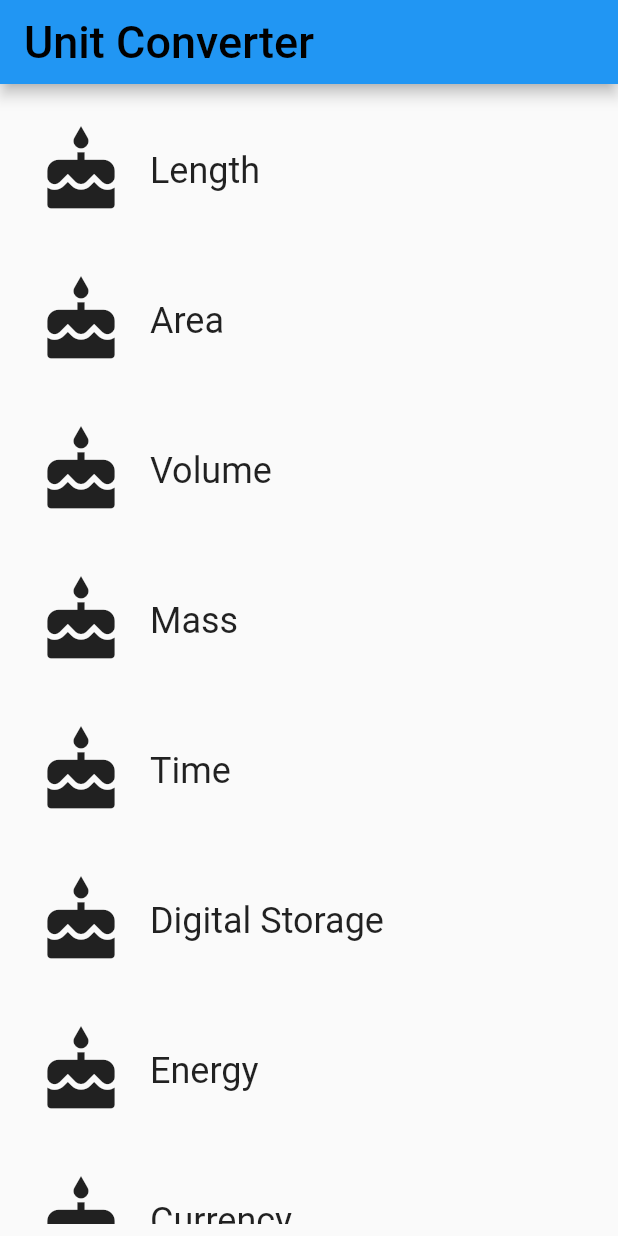
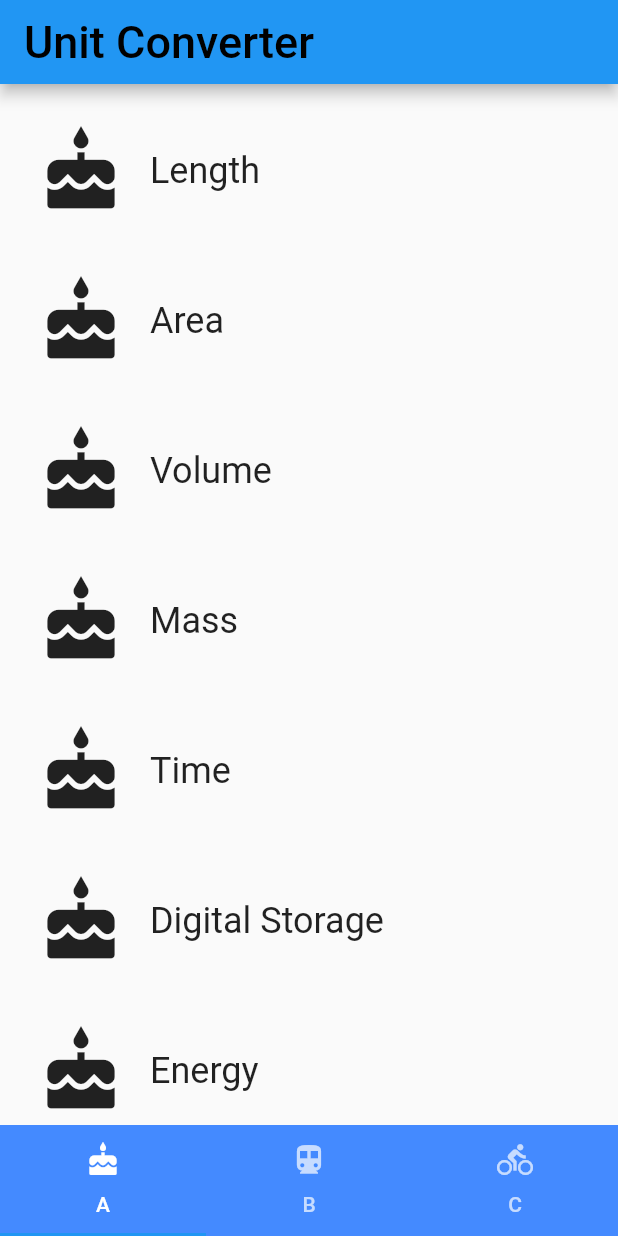
Before and after one commit to leisurehuang/FlutterDemo, a Flutter app: the screen it shows after launch, on a phone screen of 412 x 824 dp. Run offline on Flutter 3.47's test engine with Material 2 defaults, Android fonts, the phone set to English and light mode, and no system bars.

```diff
--- a/lib/main.dart
+++ b/lib/main.dart
@@ -1,12 +1,65 @@
 import 'package:flutter/material.dart';
 import 'package:hello_rectangle/category_route.dart';
+
+class HomePage extends StatefulWidget {
+  @override
+  _HomePageState createState() => new _HomePageState();
+}
+
+class _HomePageState extends State<HomePage>
+    with SingleTickerProviderStateMixin {
+  TabController _bottomNavigation;
+
+  @override
+  void initState() {
+    super.initState();
+    _bottomNavigation = TabController(
+      vsync: this,
+      length: 3,
+    );
+  }
+
+  @override
+  Widget build(BuildContext context) {
+    return new Scaffold(
+      body: TabBarView(
+        controller: _bottomNavigation,
+        children: [
+          CategoryRoute(),
+          Icon(Icons.directions_transit),
+          Icon(Icons.directions_bike),
+        ],
+      ),
+      bottomNavigationBar: new Material(
+        color: Colors.blueAccent,
+        child: TabBar(
+          controller: _bottomNavigation,
+          tabs: <Tab>[
+            Tab(
+              text: "A",
+              icon: Icon(Icons.cake),
+            ),
+            Tab(
+              text: "B",
+              icon: Icon(Icons.directions_transit),
+            ),
+            Tab(
+              text: "C",
+              icon: Icon(Icons.directions_bike),
+            ),
+          ],
+        ),
+      ),
+    );
+  }
+}
 
 void main() {
   runApp(
     MaterialApp(
       debugShowCheckedModeBanner: false,
       title: 'Hello Rectangle',
-      home: CategoryRoute(),
+      home: HomePage(),
     ),
   );
 }
```
Also changed, not shown: 2 other files.
